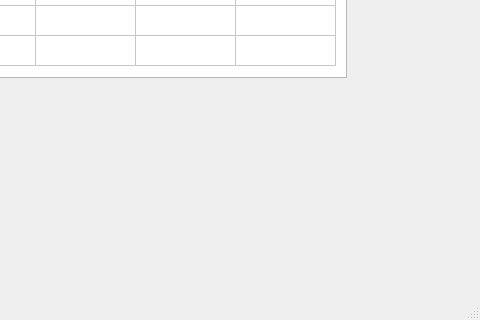
Above: qtsteammainwindow.ui from angel3071/QtSteam before the change; both pictures show x 254 to 734 and y 149 to 469 of the 734 by 469 pixel window. Below: the same form after it.
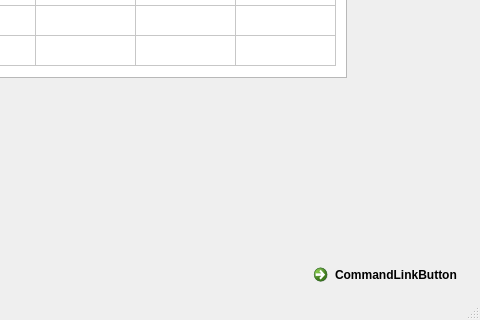
That is the form after the change.

Commit message: Se modificó el .ui

Patch:
```diff
--- a/qtsteammainwindow.ui
+++ b/qtsteammainwindow.ui
@@ -108,6 +108,19 @@
      </property>
     </column>
    </widget>
+   <widget class="QCommandLinkButton" name="commandLinkButton">
+    <property name="geometry">
+     <rect>
+      <x>560</x>
+      <y>370</y>
+      <width>168</width>
+      <height>41</height>
+     </rect>
+    </property>
+    <property name="text">
+     <string>CommandLinkButton</string>
+    </property>
+   </widget>
   </widget>
   <widget class="QMenuBar" name="menuBar">
    <property name="geometry">
```
